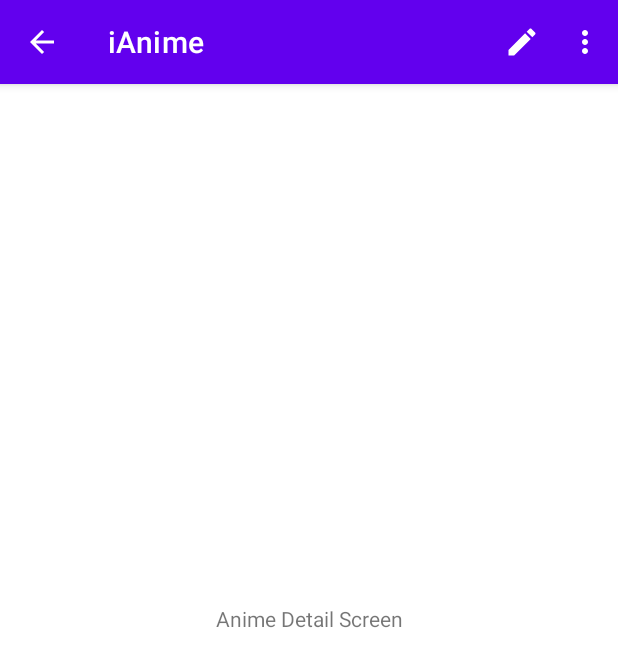
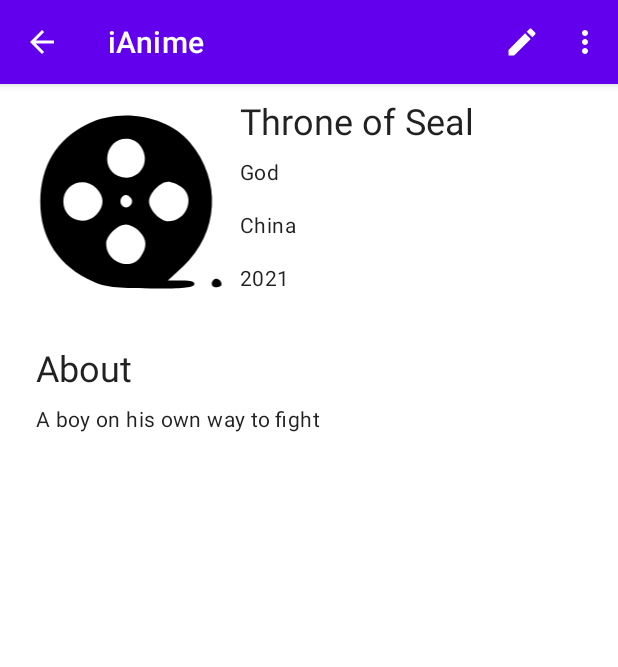
Before and after one commit to Tony-Feng/iAnime, an Android app: the fragment AnimeFragment placed in its activity, on a phone screen of 412 x 824 dp. Shown: the top 667 px of the screen. Run offline under Robolectric (Android 15) with nearby library versions, the phone set to English and light mode, and no system bars.

Commit message:
Add Anime Detail Screen layout

```diff
--- a/app/src/main/java/com/project/ianime/adapter/AnimeItemViewHolder.kt
+++ b/app/src/main/java/com/project/ianime/adapter/AnimeItemViewHolder.kt
@@ -9,12 +9,14 @@ import com.project.ianime.model.AnimeItemModel
 
 class AnimeItemViewHolder(view: View): RecyclerView.ViewHolder(view) {
     private val animeImage: ImageView = view.findViewById(R.id.item_image)
+    private val animeRate: TextView = view.findViewById(R.id.rate)
     private val animeTitle: TextView = view.findViewById(R.id.item_title)
     private val animeDescription: TextView = view.findViewById(R.id.item_description)
 
     fun bind(model: AnimeItemModel){
         //TODO 2022-02-11: Load image icon to item
         animeImage.setImageResource(R.drawable.ic_gallery)
+        animeRate.text = model.animeRate.toString()
         animeTitle.text = model.animeName
         animeDescription.text = model.animeDescription
     }
--- a/app/src/main/java/com/project/ianime/model/AnimeItemModel.kt
+++ b/app/src/main/java/com/project/ianime/model/AnimeItemModel.kt
@@ -1,6 +1,4 @@
 package com.project.ianime.model
-
-import android.graphics.drawable.Drawable
 
 /**
  * Model class used to hold each anime item information
@@ -8,6 +6,7 @@ import android.graphics.drawable.Drawable
 data class AnimeItemModel(
     // TODO 2023-02-11: Update imageIcon type
     val imageIcon: Int,
+    val animeRate: Double,
     val animeName: String,
     val animeDescription: String
 ) {
--- a/app/src/main/java/com/project/ianime/screen/AnimeFragment.kt
+++ b/app/src/main/java/com/project/ianime/screen/AnimeFragment.kt
@@ -1,8 +1,10 @@
 package com.project.ianime.screen
 
+import android.os.Bundle
 import android.view.Menu
 import android.view.MenuInflater
 import android.view.MenuItem
+import android.view.View
 import com.project.ianime.R
 import com.project.ianime.root.BaseContainerActivity
 import com.project.ianime.root.BaseFragment
@@ -15,6 +17,21 @@ class AnimeFragment : BaseFragment<AnimeViewHolder>(AnimeViewHolder::class.java)
         actionBarService.setTitle(getString(R.string.app_name), viewHolder.toolbar)
         actionBarService.setNavigateBackAction(viewHolder.toolbar, this)
         return true
+    }
+
+    override fun onViewCreated(view: View, savedInstanceState: Bundle?) {
+        super.onViewCreated(view, savedInstanceState)
+        // Test using mocked data
+        getAnimeDetails()
+    }
+    //TODO: Update using Get API
+    private fun getAnimeDetails(){
+        viewHolder.animeProfile.setImageResource(R.drawable.ic_gallery)
+        viewHolder.animeName.text = "Throne of Seal"
+        viewHolder.animeCountry.text = "China"
+        viewHolder.animeType.text = "God"
+        viewHolder.animePublishedYear.text = "2021"
+        viewHolder.animeIntro.text = "A boy on his own way to fight"
     }
 
     override fun onCreateOptionsMenu(menu: Menu, inflater: MenuInflater) {
--- a/app/src/main/java/com/project/ianime/screen/HomeFragment.kt
+++ b/app/src/main/java/com/project/ianime/screen/HomeFragment.kt
@@ -15,7 +15,6 @@ class HomeFragment : BaseFragment<HomeFragmentViewHolder>(HomeFragmentViewHolder
         // Launch Main Screen
         navigateToMainScreen()
 
-        setHasOptionsMenu(true)
         viewHolder.bottomNavigationView.setOnItemSelectedListener {
             when (it.itemId) {
                 R.id.home_screen -> {
--- a/app/src/main/java/com/project/ianime/screen/viewholder/AnimeViewHolder.kt
+++ b/app/src/main/java/com/project/ianime/screen/viewholder/AnimeViewHolder.kt
@@ -4,6 +4,8 @@ import android.os.Bundle
 import android.view.LayoutInflater
 import android.view.View
 import android.view.ViewGroup
+import android.widget.ImageView
+import android.widget.TextView
 import androidx.appcompat.widget.Toolbar
 import com.project.ianime.databinding.FragmentAnimeBinding
 import com.project.ianime.root.FragmentViewHolder
@@ -12,6 +14,12 @@ class AnimeViewHolder: FragmentViewHolder() {
     private var _binding: FragmentAnimeBinding? = null
     val binding get()= _binding!!
     lateinit var toolbar: Toolbar
+    lateinit var animeProfile: ImageView
+    lateinit var animeName: TextView
+    lateinit var animeType: TextView
+    lateinit var animeCountry: TextView
+    lateinit var animePublishedYear: TextView
+    lateinit var animeIntro: TextView
 
     override fun onCreateView(
         inflater: LayoutInflater,
@@ -20,6 +28,12 @@ class AnimeViewHolder: FragmentViewHolder() {
     ): View? {
         _binding = FragmentAnimeBinding.inflate(inflater, container, false)
         toolbar = binding.topAppBar.toolBar
+        animeProfile = binding.animeProfile
+        animeName = binding.animeName
+        animeType = binding.animeType
+        animeCountry = binding.animeCountry
+        animePublishedYear = binding.animeYear
+        animeIntro = binding.animeIntro
         return binding.root
     }
 
--- a/app/src/main/java/com/project/ianime/service/TestDataRepository.kt
+++ b/app/src/main/java/com/project/ianime/service/TestDataRepository.kt
@@ -14,7 +14,7 @@ class TestDataRepository {
     fun loadAnimeList(){
         val animeNameList = listOf("A", "B", "C", "D", "E", "F", "G")
         val dataList = animeNameList.map {
-            AnimeItemModel(R.drawable.ic_gallery, it, "Some description ...")
+            AnimeItemModel(R.drawable.ic_gallery, 10.0, it, "Some description ...")
         }
         _testAnimeList.value = dataList
     }
--- a/app/src/main/res/layout/fragment_anime.xml
+++ b/app/src/main/res/layout/fragment_anime.xml
@@ -1,21 +1,96 @@
 <?xml version="1.0" encoding="utf-8"?>
 <androidx.constraintlayout.widget.ConstraintLayout xmlns:android="http://schemas.android.com/apk/res/android"
     xmlns:app="http://schemas.android.com/apk/res-auto"
+    xmlns:tools="http://schemas.android.com/tools"
     android:layout_width="match_parent"
     android:layout_height="match_parent">
 
     <include
         android:id="@id/top_app_bar"
-        layout="@layout/layout_action_bar"/>
+        layout="@layout/layout_action_bar" />
+
+    <LinearLayout
+        android:id="@+id/anime_detail_container"
+        android:layout_width="match_parent"
+        android:layout_height="wrap_content"
+        android:layout_margin="@dimen/spacing_8dp"
+        android:orientation="horizontal"
+        app:layout_constraintEnd_toEndOf="parent"
+        app:layout_constraintStart_toStartOf="parent"
+        app:layout_constraintTop_toBottomOf="@id/top_app_bar">
+
+        <ImageView
+            android:id="@+id/anime_profile"
+            android:layout_width="wrap_content"
+            android:layout_height="match_parent"
+            android:layout_weight="1"
+            tools:src="@drawable/ic_gallery" />
+
+        <LinearLayout
+            android:layout_width="wrap_content"
+            android:layout_height="wrap_content"
+            android:layout_weight="1"
+            android:orientation="vertical">
+
+            <TextView
+                android:id="@+id/anime_name"
+                android:layout_width="match_parent"
+                android:layout_height="wrap_content"
+                android:textAppearance="@style/TextAppearance.AppCompat.Headline"
+                tools:text="Throne of Seal" />
+
+            <TextView
+                android:id="@+id/anime_type"
+                android:layout_width="match_parent"
+                android:layout_height="wrap_content"
+                android:layout_marginTop="@dimen/spacing_8dp"
+                android:layout_marginBottom="@dimen/spacing_8dp"
+                android:textAppearance="@style/TextAppearance.Material3.BodyMedium"
+                tools:text="Type: God" />
+
+            <TextView
+                android:id="@+id/anime_country"
+                android:layout_width="match_parent"
+                android:layout_height="wrap_content"
+                android:layout_marginTop="@dimen/spacing_8dp"
+                android:layout_marginBottom="@dimen/spacing_8dp"
+                android:textAppearance="@style/TextAppearance.Material3.BodyMedium"
+                tools:text="Country: China" />
+
+            <TextView
+                android:id="@+id/anime_year"
+                android:layout_width="match_parent"
+                android:layout_height="wrap_content"
+                android:layout_marginTop="@dimen/spacing_8dp"
+                android:layout_marginBottom="@dimen/spacing_10dp"
+                android:textAppearance="@style/TextAppearance.Material3.BodyMedium"
+                tools:text="Published Year: 2021" />
+
+        </LinearLayout>
+
+    </LinearLayout>
 
     <TextView
+        android:id="@+id/about_header"
         android:layout_width="match_parent"
         android:layout_height="wrap_content"
-        android:gravity="center"
-        android:text="Anime Detail Screen"
-        app:layout_constraintBottom_toBottomOf="@id/top_app_bar"
+        android:layout_margin="@dimen/spacing_24dp"
+        android:textAppearance="@style/TextAppearance.AppCompat.Headline"
+        app:layout_constraintEnd_toEndOf="parent"
         app:layout_constraintStart_toStartOf="parent"
-        app:layout_constraintTop_toTopOf="@id/top_app_bar" />
+        app:layout_constraintTop_toBottomOf="@id/anime_detail_container"
+        android:text="About" />
 
+    <TextView
+        android:id="@+id/anime_intro"
+        android:layout_width="match_parent"
+        android:layout_height="wrap_content"
+        android:layout_marginHorizontal="@dimen/spacing_24dp"
+        android:layout_marginVertical="@dimen/spacing_8dp"
+        android:textAppearance="@style/TextAppearance.Material3.BodyMedium"
+        app:layout_constraintEnd_toEndOf="parent"
+        app:layout_constraintStart_toStartOf="parent"
+        app:layout_constraintTop_toBottomOf="@id/about_header"
+        tools:text="A boy on his own way to fight" />
 
 </androidx.constraintlayout.widget.ConstraintLayout>
--- a/app/src/main/res/layout/item_anime.xml
+++ b/app/src/main/res/layout/item_anime.xml
@@ -11,11 +11,27 @@
         android:layout_height="wrap_content"
         android:orientation="vertical">
 
-        <ImageView
-            android:id="@+id/item_image"
+        <RelativeLayout
             android:layout_width="match_parent"
-            android:layout_height="@dimen/anime_card_height"
-            android:scaleType="centerCrop" />
+            android:layout_height="wrap_content">
+
+            <ImageView
+                android:id="@+id/item_image"
+                android:layout_width="match_parent"
+                android:layout_height="@dimen/anime_card_height"
+                android:scaleType="centerCrop" />
+
+            <TextView
+                android:id="@+id/rate"
+                android:layout_width="wrap_content"
+                android:layout_height="wrap_content"
+                android:layout_alignParentEnd="true"
+                android:padding="@dimen/spacing_8dp"
+                android:textAppearance="@style/TextAppearance.AppCompat.Large"
+                android:textColor="@color/black"
+                tools:text="10.0" />
+
+        </RelativeLayout>
 
         <TextView
             android:id="@+id/item_title"
--- a/app/src/main/res/layout/layout_action_bar.xml
+++ b/app/src/main/res/layout/layout_action_bar.xml
@@ -1,15 +1,9 @@
 <?xml version="1.0" encoding="utf-8"?>
-<androidx.constraintlayout.widget.ConstraintLayout xmlns:android="http://schemas.android.com/apk/res/android"
-    xmlns:tools="http://schemas.android.com/tools"
-    android:layout_width="match_parent"
-    android:layout_height="match_parent">
-
-    <com.google.android.material.appbar.AppBarLayout
+<com.google.android.material.appbar.AppBarLayout xmlns:android="http://schemas.android.com/apk/res/android"
     android:id="@+id/top_app_bar"
     android:layout_width="match_parent"
     android:layout_height="wrap_content"
-        android:layout_gravity="top"
-        tools:ignore="MissingConstraints">
+    android:layout_gravity="top">
 
     <com.google.android.material.appbar.MaterialToolbar
         android:id="@+id/tool_bar"
@@ -19,5 +13,3 @@
 
     </com.google.android.material.appbar.MaterialToolbar>
 </com.google.android.material.appbar.AppBarLayout>
-
-</androidx.constraintlayout.widget.ConstraintLayout>
--- a/app/src/main/res/values/dimens.xml
+++ b/app/src/main/res/values/dimens.xml
@@ -4,6 +4,8 @@
     <dimen name="spacing_4dp">4dp</dimen>
     <dimen name="spacing_8dp">8dp</dimen>
     <dimen name="spacing_10dp">10dp</dimen>
+    <dimen name="spacing_24dp">24dp</dimen>
+    <dimen name="spacing_32dp">32dp</dimen>
     <dimen name="spacing_52dp">52dp</dimen>
     <dimen name="anime_card_height">194dp</dimen>
 </resources>
```
Lines whose indentation alone changed are shown as unchanged.
